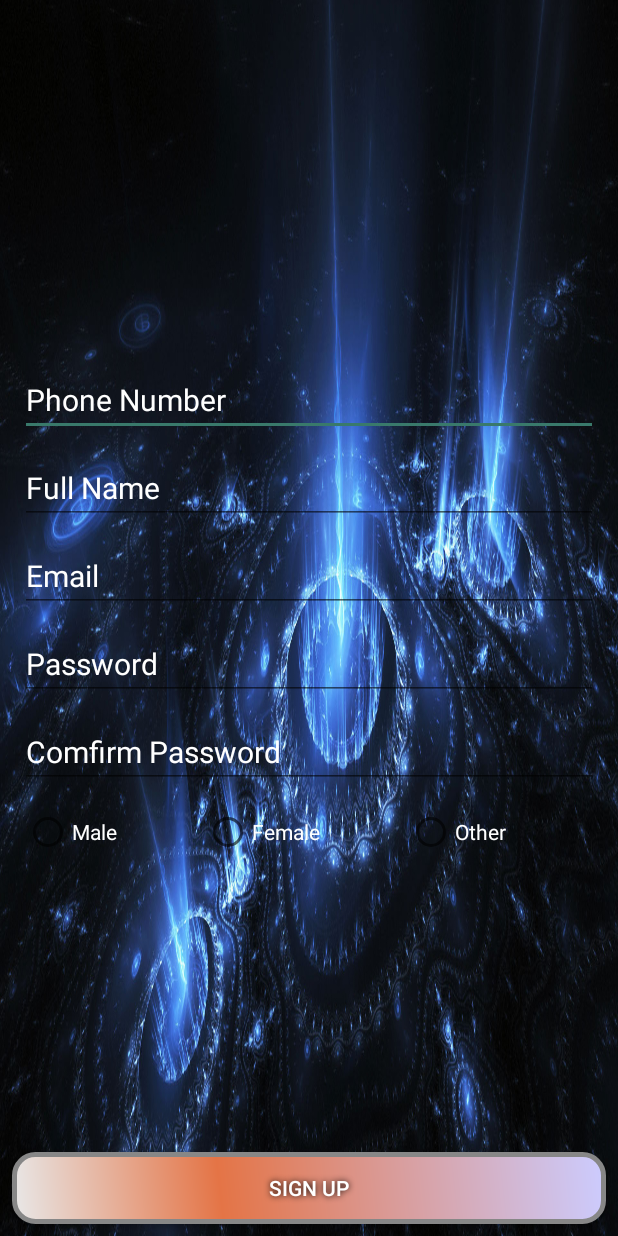
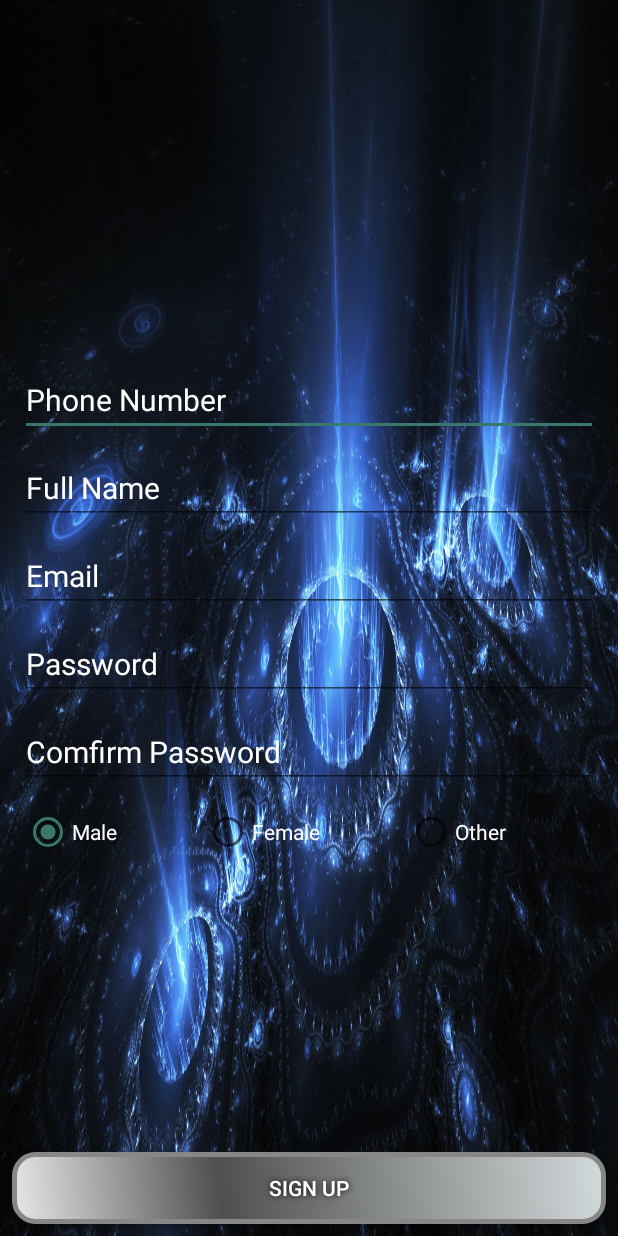
Before and after one commit to longstl/project_2_android_client, an Android app: the SignUp screen opened directly, with no data from a screen before it, on a phone screen of 412 x 824 dp. Run offline under Robolectric (Android 15) with nearby library versions, the phone set to English and light mode, and no system bars; libraries missing offline, so code that uses them is left out: com.basgeekball.awesomevalidation, com.rengwuxian.materialedittext; plain views replace MaterialEditText; 11 statements that could not run were skipped.

Commit message:
change color button and fix null radio button

```diff
--- a/Project_Demo_3/app/src/main/res/drawable-v21/custom_button.xml
+++ b/Project_Demo_3/app/src/main/res/drawable-v21/custom_button.xml
@@ -6,9 +6,9 @@
     <gradient
         android:angle="45"
         android:centerX="35%"
-        android:centerColor="#e47446"
+        android:centerColor="#4f4f4f"
         android:startColor="#E8E8E8"
-        android:endColor="#ccccff"
+        android:endColor="#d3dadb"
         android:type="linear"
         />
     <padding
--- a/Project_Demo_3/app/src/main/res/layout/activity_sign_up.xml
+++ b/Project_Demo_3/app/src/main/res/layout/activity_sign_up.xml
@@ -27,7 +27,7 @@
             android:textSize="20sp"
             app:met_baseColor="@android:color/white"
             app:met_floatingLabel="highlight"
-            app:met_maxCharacters="11"
+            app:met_maxCharacters="14"
             app:met_primaryColor="@android:color/white"
             app:met_singleLineEllipsis="true" />
 
@@ -107,6 +107,7 @@
                 android:textColor="@android:color/white"
                 android:text="Male"
                 app:met_floatingLabel="highlight"
+                android:checked="true"
                 app:met_primaryColor="@android:color/white"
                 app:met_singleLineEllipsis="true"
                 android:layout_marginBottom="8dp"
```
